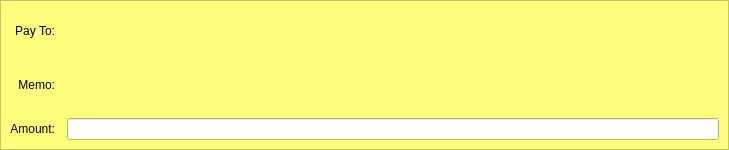
zarGonnn/reddcoin, file src/qt/forms/sendcoinsentry.ui: the form before one commit.
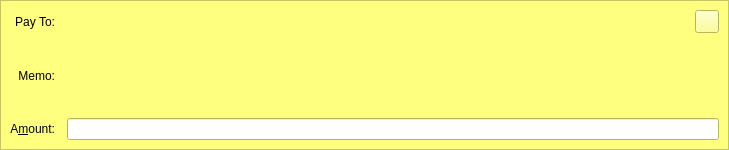
The form after the commit. The open tabs and pages were chosen to show the change. Icons and pictures are not drawn. Custom widgets are drawn as their Qt base class.

```diff
--- a/src/qt/forms/sendcoinsentry.ui
+++ b/src/qt/forms/sendcoinsentry.ui
@@ -581,27 +581,7 @@
     <property name="spacing">
      <number>12</number>
     </property>
-    <item row="4" column="0">
-     <widget class="QLabel" name="memoLabel_is">
-      <property name="text">
-       <string>Memo:</string>
-      </property>
-      <property name="alignment">
-       <set>Qt::AlignRight|Qt::AlignTrailing|Qt::AlignVCenter</set>
-      </property>
-     </widget>
-    </item>
-    <item row="5" column="0">
-     <widget class="QLabel" name="amountLabel_is">
-      <property name="text">
-       <string>Amount:</string>
-      </property>
-      <property name="alignment">
-       <set>Qt::AlignRight|Qt::AlignTrailing|Qt::AlignVCenter</set>
-      </property>
-     </widget>
-    </item>
-    <item row="3" column="0">
+    <item row="0" column="0">
      <widget class="QLabel" name="payToLabel_is">
       <property name="text">
        <string>Pay To:</string>
@@ -611,14 +591,7 @@
       </property>
      </widget>
     </item>
-    <item row="5" column="2">
-     <widget class="BitcoinAmountField" name="payAmount_is">
-      <property name="acceptDrops">
-       <bool>false</bool>
-      </property>
-     </widget>
-    </item>
-    <item row="3" column="2">
+    <item row="0" column="1">
      <layout class="QHBoxLayout" name="payToLayout_is">
       <property name="spacing">
        <number>0</number>
@@ -626,15 +599,59 @@
       <item>
        <widget class="QLabel" name="payTo_is"/>
       </item>
+      <item>
+       <widget class="QToolButton" name="deleteButton_is">
+        <property name="toolTip">
+         <string>Remove this entry</string>
+        </property>
+        <property name="text">
+         <string/>
+        </property>
+        <property name="icon">
+         <iconset resource="../bitcoin.qrc">
+          <normaloff>:/icons/remove</normaloff>:/icons/remove</iconset>
+        </property>
+       </widget>
+      </item>
      </layout>
     </item>
-    <item row="4" column="2">
+    <item row="1" column="0">
+     <widget class="QLabel" name="memoLabel_is">
+      <property name="text">
+       <string>Memo:</string>
+      </property>
+      <property name="alignment">
+       <set>Qt::AlignRight|Qt::AlignTrailing|Qt::AlignVCenter</set>
+      </property>
+     </widget>
+    </item>
+    <item row="1" column="1">
      <widget class="QLabel" name="memoTextLabel_is">
       <property name="textFormat">
        <enum>Qt::PlainText</enum>
       </property>
      </widget>
     </item>
+    <item row="2" column="0">
+     <widget class="QLabel" name="amountLabel_is">
+      <property name="text">
+       <string>A&amp;mount:</string>
+      </property>
+      <property name="alignment">
+       <set>Qt::AlignRight|Qt::AlignTrailing|Qt::AlignVCenter</set>
+      </property>
+      <property name="buddy">
+       <cstring>payAmount_is</cstring>
+      </property>
+     </widget>
+    </item>
+    <item row="2" column="1">
+     <widget class="BitcoinAmountField" name="payAmount_is">
+      <property name="acceptDrops">
+       <bool>false</bool>
+      </property>
+     </widget>
+    </item>
    </layout>
   </widget>
   <widget class="QFrame" name="SendCoins_SecurePaymentRequest">
@@ -1158,16 +1175,16 @@
   </widget>
  </widget>
  <customwidgets>
-  <customwidget>
-   <class>BitcoinAmountField</class>
-   <extends>QLineEdit</extends>
-   <header>bitcoinamountfield.h</header>
-  </customwidget>
   <customwidget>
    <class>QValidatedLineEdit</class>
    <extends>QLineEdit</extends>
    <header>qvalidatedlineedit.h</header>
   </customwidget>
+  <customwidget>
+   <class>BitcoinAmountField</class>
+   <extends>QLineEdit</extends>
+   <header>bitcoinamountfield.h</header>
+  </customwidget>
  </customwidgets>
  <resources>
   <include location="../bitcoin.qrc"/>
```
Left out of the diff: 161 changed lines with no effect on the pictures.
